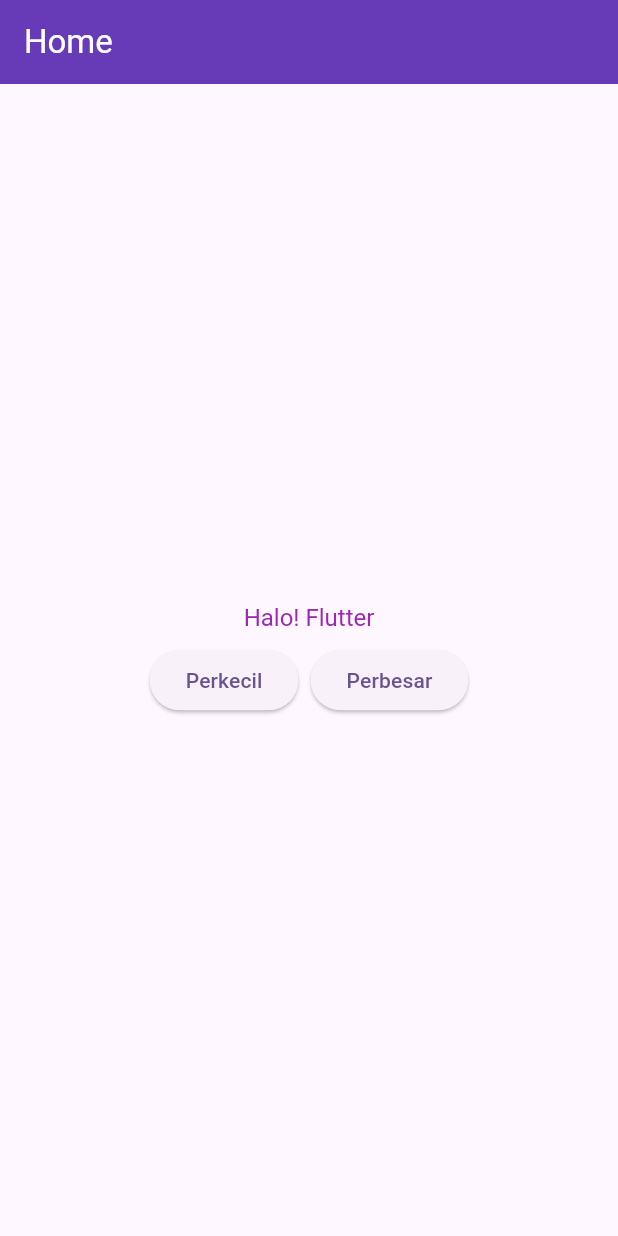
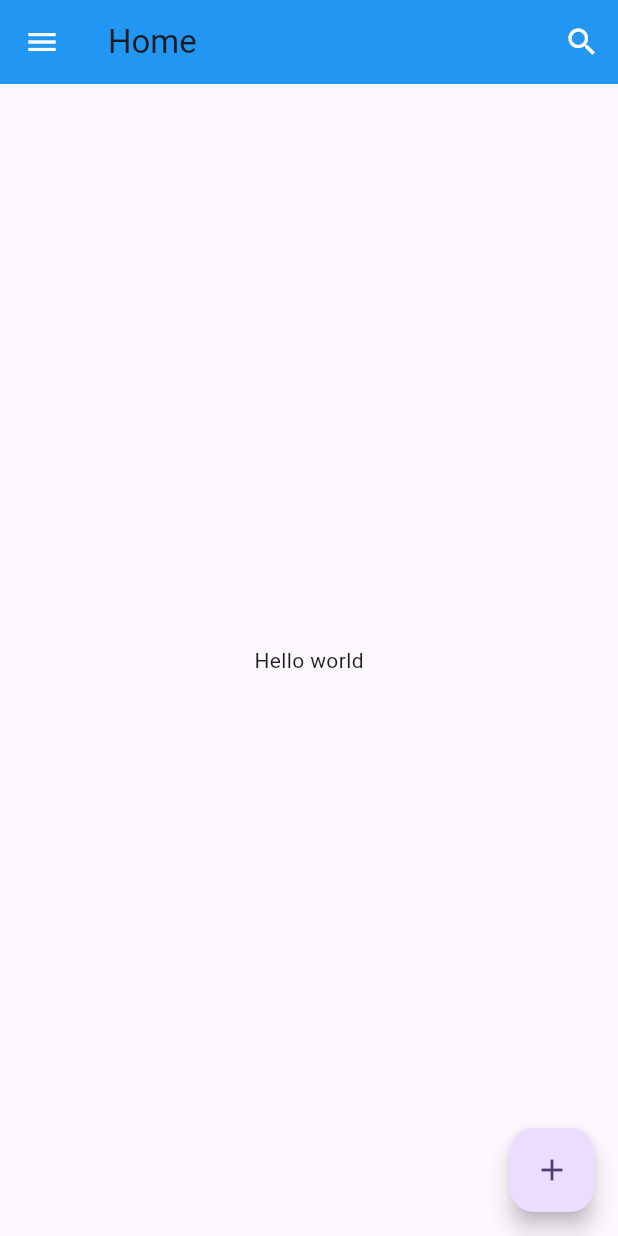
Before and after one commit to bayutp/dicoding-flutter-pemula, a Flutter app: the screen it shows after launch, on a phone screen of 412 x 824 dp. Run offline on Flutter 3.47's test engine with Material 3 defaults, Android fonts, the phone set to English and light mode, and no system bars.

Commit message:
Implementasi scaffold, app bar, drawer, search & fab

```diff
--- a/lib/main.dart
+++ b/lib/main.dart
@@ -14,13 +14,7 @@ class MyApp extends StatelessWidget {
       theme: ThemeData(
         colorScheme: ColorScheme.fromSeed(seedColor: Colors.deepPurple),
       ),
-      home: Scaffold(
-        appBar: AppBar(
-          title: Text("Home", style: TextStyle(color: Colors.white)),
-          backgroundColor: Colors.deepPurple,
-        ),
-        body: Center(child: BiggerText(text: "Halo! Flutter")),
-      ),
+      home: HomeScreen(),
       // home: const MyHomePage(title: 'Flutter Demo Home Page'),
     );
   }
@@ -99,3 +93,57 @@ class _BiggerTextState extends State<BiggerText> {
     );
   }
 }
+
+class HomeScreen extends StatelessWidget {
+  const HomeScreen({super.key});
+
+  @override
+  Widget build(BuildContext context) {
+    return Scaffold(
+      appBar: AppBar(
+        title: const Text("Home"),
+        actions: [
+          IconButton(
+            onPressed: () {
+              ScaffoldMessenger.of(
+                context,
+              ).showSnackBar(const SnackBar(content: Text('Search clicked')));
+            },
+            icon: const Icon(Icons.search, color: Colors.white),
+          ),
+        ],
+        leading: Builder(
+          builder: (context) => IconButton(
+            onPressed: () {
+              Scaffold.of(context).openDrawer();
+            },
+            icon: const Icon(Icons.menu, color: Colors.white),
+          ),
+        ),
+        backgroundColor: Colors.blue,
+      ),
+      drawer: Drawer(
+        child: SafeArea(
+          child: ListView(
+            children: const [
+              DrawerHeader(
+                decoration: BoxDecoration(color: Colors.blue),
+                child: Text('Menu'),
+              ),
+              ListTile(leading: Icon(Icons.settings), title: Text("Settings")),
+            ],
+          ),
+        ),
+      ),
+      body: const Center(child: Text("Hello world")),
+      floatingActionButton: FloatingActionButton(
+        onPressed: () {
+          ScaffoldMessenger.of(
+            context,
+          ).showSnackBar(const SnackBar(content: Text('FAB clicked')));
+        },
+        child: const Icon(Icons.add),
+      ),
+    );
+  }
+}
```
